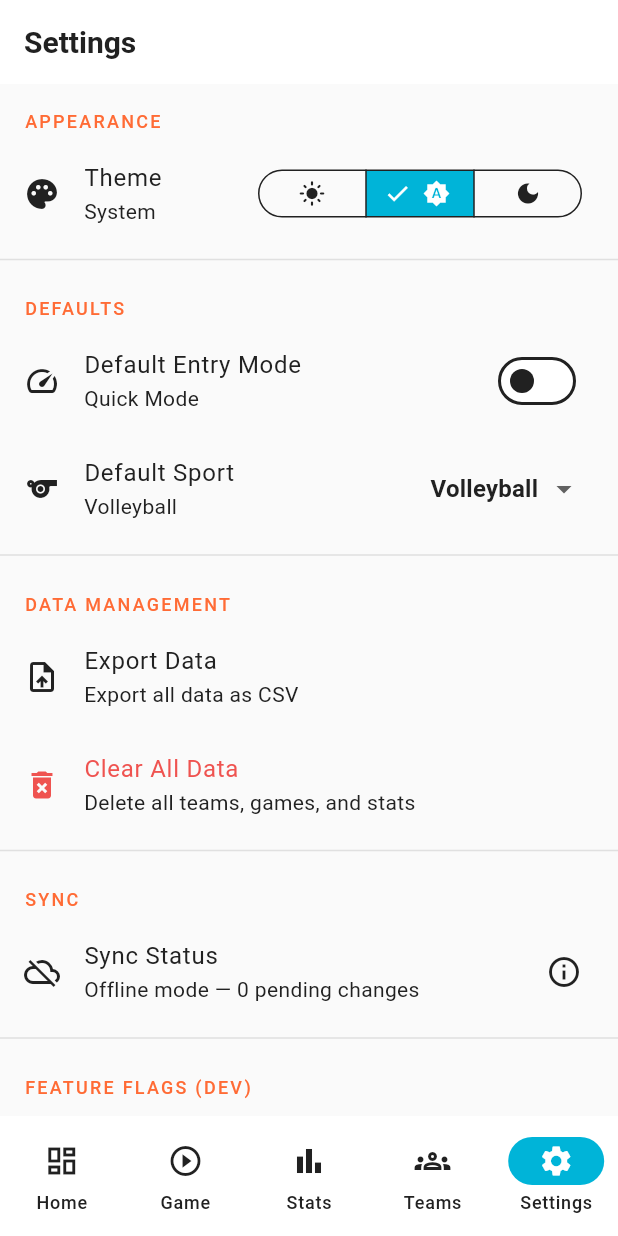
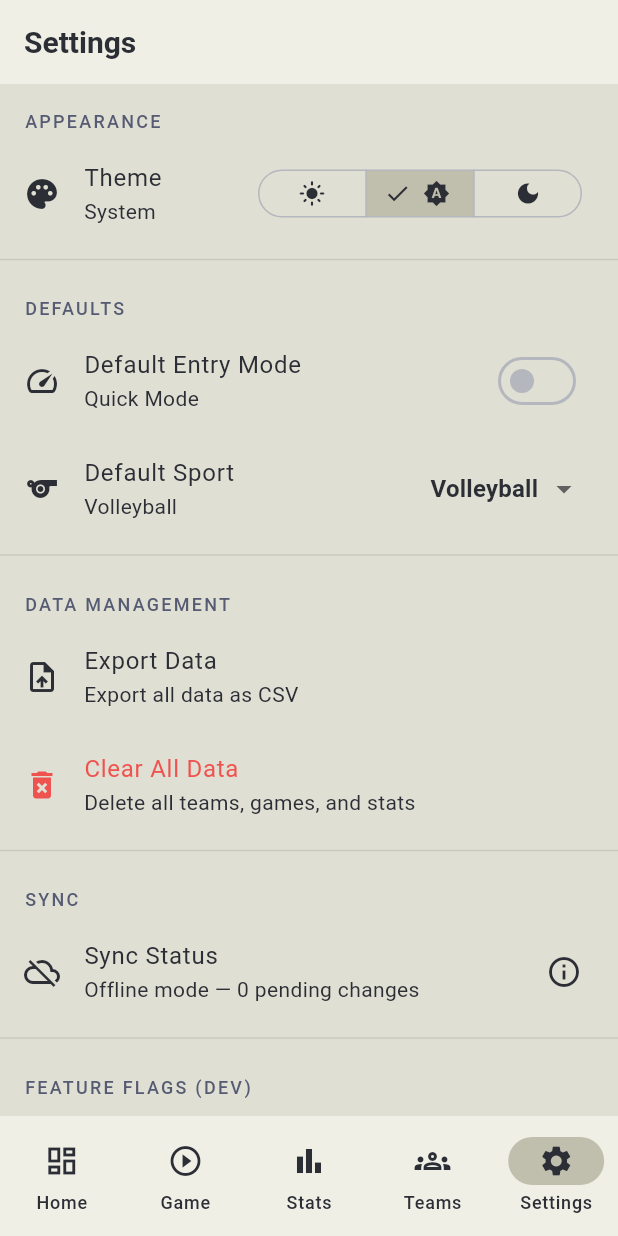
Before and after one commit to alpine-labs/statline, a Flutter app: the SettingsScreen screen opened by its route, on a phone screen of 412 x 824 dp. Run offline on Flutter 3.47's test engine with Material 3 defaults, Android fonts, the phone set to English and light mode, and no system bars; our stand-ins replace connectivity_plus, csv, drift, fl_chart, flutter_riverpod, go_router and 4 more; missing offline and left inert: dart:html; accounts and stored records are empty.

Commit message:
feat: apply Nordic Muted color palette across the app
Replace orange/teal sport theme with Nordic Muted palette:
  #555b73 (slate blue) - primary
  #e0dfd3 (warm cream) - light background
  #c0bfae (muted sage) - secondary / dark primary
  #b4b7bd (cool gray) - disabled / outline
  #82858e (medium gray) - tertiary / on-surface variant

Updated: colors.dart, sport_config.dart, image_exporter.dart
Light & dark color schemes include surfaceContainer and outline tokens.

Co-authored-by: Copilot <223556219+Copilot@users.noreply.github.com>

```diff
--- a/lib/core/constants/sport_config.dart
+++ b/lib/core/constants/sport_config.dart
@@ -5,7 +5,7 @@ enum Sport {
   volleyball(
     displayName: 'Volleyball',
     icon: Icons.sports_volleyball,
-    accentColor: Color(0xFFFF6B35),
+    accentColor: Color(0xFF555B73),
   ),
   basketball(
     displayName: 'Basketball',
--- a/lib/core/theme/colors.dart
+++ b/lib/core/theme/colors.dart
@@ -1,32 +1,39 @@
 import 'package:flutter/material.dart';
 
-/// Sport-themed color system for StatLine.
+/// Nordic Muted color system for StatLine.
 class StatLineColors {
   StatLineColors._();
 
-  // ── Dark game mode colors ──────────────────────────────────────────────
-  static const Color darkBackground = Color(0xFF121212);
-  static const Color darkSurface = Color(0xFF1E1E1E);
-  static const Color primaryAccent = Color(0xFFFF6B35); // volleyball orange
-  static const Color secondaryAccent = Color(0xFF00B4D8); // teal
+  // ── Nordic Muted palette ───────────────────────────────────────────────
+  static const Color nordicSlate = Color(0xFF555B73);
+  static const Color nordicCream = Color(0xFFE0DFD3);
+  static const Color nordicSage = Color(0xFFC0BFAE);
+  static const Color nordicGray = Color(0xFFB4B7BD);
+  static const Color nordicMedium = Color(0xFF82858E);
+
+  // ── Dark mode colors ──────────────────────────────────────────────────
+  static const Color darkBackground = Color(0xFF1A1C24);
+  static const Color darkSurface = Color(0xFF252833);
+  static const Color primaryAccent = nordicSlate;
+  static const Color secondaryAccent = nordicSage;
 
   // ── Scoring feedback ───────────────────────────────────────────────────
   static const Color pointScored = Color(0xFF4CAF50);
   static const Color pointLost = Color(0xFFEF5350);
 
   // ── Light mode ─────────────────────────────────────────────────────────
-  static const Color lightBackground = Color(0xFFFAFAFA);
-  static const Color lightSurface = Color(0xFFFFFFFF);
+  static const Color lightBackground = nordicCream;
+  static const Color lightSurface = Color(0xFFF0EFE6);
 
   // ── Neutral / text ─────────────────────────────────────────────────────
-  static const Color onDarkBackground = Color(0xFFE0E0E0);
-  static const Color onLightBackground = Color(0xFF212121);
+  static const Color onDarkBackground = nordicCream;
+  static const Color onLightBackground = Color(0xFF2C2E36);
   static const Color onPrimary = Color(0xFFFFFFFF);
-  static const Color disabled = Color(0xFF9E9E9E);
+  static const Color disabled = nordicGray;
 
   // ── Per-sport accent colors ────────────────────────────────────────────
   static const Map<String, Color> sportAccents = {
-    'volleyball': Color(0xFFFF6B35),
+    'volleyball': nordicSlate,
     'basketball': Color(0xFF1565C0),
     'slowpitch': Color(0xFF2E7D32),
     'baseball': Color(0xFFC62828),
@@ -44,34 +51,44 @@ class StatLineColors {
 
   static ColorScheme get lightColorScheme => const ColorScheme(
         brightness: Brightness.light,
-        primary: primaryAccent,
+        primary: nordicSlate,
         onPrimary: onPrimary,
-        secondary: secondaryAccent,
-        onSecondary: onPrimary,
+        secondary: nordicSage,
+        onSecondary: onLightBackground,
+        tertiary: nordicMedium,
+        onTertiary: onPrimary,
         error: pointLost,
         onError: onPrimary,
         surface: lightSurface,
         onSurface: onLightBackground,
+        surfaceContainerHighest: nordicCream,
+        surfaceContainerLow: Color(0xFFEAE9DD),
+        outline: nordicGray,
       );
 
   static ColorScheme get darkColorScheme => const ColorScheme(
         brightness: Brightness.dark,
-        primary: primaryAccent,
-        onPrimary: onPrimary,
-        secondary: secondaryAccent,
+        primary: nordicSage,
+        onPrimary: onLightBackground,
+        secondary: nordicSlate,
         onSecondary: onPrimary,
+        tertiary: nordicGray,
+        onTertiary: onLightBackground,
         error: pointLost,
         onError: onPrimary,
         surface: darkSurface,
         onSurface: onDarkBackground,
+        surfaceContainerHighest: Color(0xFF323542),
+        surfaceContainerLow: Color(0xFF2A2D38),
+        outline: nordicMedium,
       );
 
   /// High-contrast dark scheme optimized for live game stat entry.
   static ColorScheme get gameModeColorScheme => const ColorScheme(
         brightness: Brightness.dark,
-        primary: primaryAccent,
-        onPrimary: onPrimary,
-        secondary: secondaryAccent,
+        primary: nordicSage,
+        onPrimary: onLightBackground,
+        secondary: nordicSlate,
         onSecondary: onPrimary,
         error: pointLost,
         onError: onPrimary,
--- a/lib/export/image_exporter.dart
+++ b/lib/export/image_exporter.dart
@@ -96,7 +96,7 @@ class _BoxScoreCard extends StatelessWidget {
 
   static const _bg = Color(0xFF121212);
   static const _surface = Color(0xFF1E1E1E);
-  static const _accent = Color(0xFFFF6B35);
+  static const _accent = Color(0xFF555B73);
   static const _textPrimary = Color(0xFFF5F5F5);
   static const _textSecondary = Color(0xFFB0B0B0);
   static const _divider = Color(0xFF333333);
```
